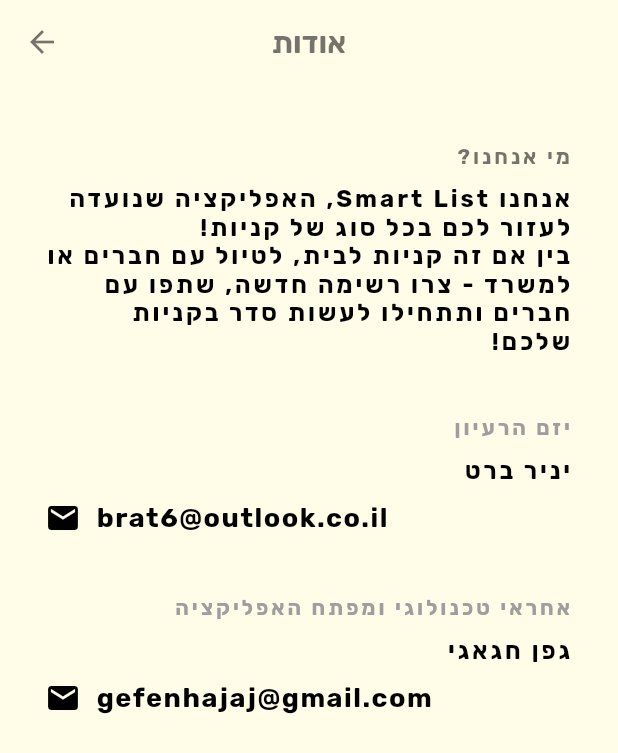
After one commit to GefenHajaj/SmartList, a Flutter app: the InfoPage screen opened directly, on a phone screen of 412 x 824 dp. The commit adds this screen. Shown: the top 753 px of the screen. Run offline on Flutter 3.47's test engine with Material 2 defaults, Android fonts, the phone set to English and light mode, and no system bars; missing offline and left inert: social_share; accounts and stored records are empty.

Commit message:
added info page

```diff
--- /dev/null
+++ b/smart_list_app/lib/info_page.dart
@@ -0,0 +1,148 @@
+import 'package:flutter/cupertino.dart';
+import 'package:flutter/material.dart';
+import 'package:smart_list_app/classes.dart';
+import 'package:smart_list_app/api.dart';
+import 'package:smart_list_app/join_list.dart';
+import 'package:smart_list_app/list_page.dart';
+import 'package:smart_list_app/create_list.dart';
+import 'package:social_share/social_share.dart';
+
+class InfoPage extends StatefulWidget {
+  @override
+  _InfoPageState createState() => _InfoPageState();
+}
+
+class _InfoPageState extends State<InfoPage> {
+  Widget _getBody() {
+    return SafeArea(
+        child: SingleChildScrollView(
+          child: Padding(
+            padding: const EdgeInsets.fromLTRB(30.0, 40.0, 30.0, 0),
+            child: Column(
+              crossAxisAlignment: CrossAxisAlignment.start,
+              textDirection: TextDirection.rtl,
+              children: <Widget>[
+                Text(
+                  'מי אנחנו?',
+                  textDirection: TextDirection.rtl,
+                  style: TextStyle(
+                    color: Colors.black54,
+                    letterSpacing: 2.0,
+                  ),
+                ),
+                SizedBox(height: 10.0),
+                Text(
+                  'אנחנו Smart List, האפליקציה שנועדה לעזור לכם בכל סוג של קניות!\nבין אם זה קניות לבית, לטיול עם חברים או למשרד - צרו רשימה חדשה, שתפו עם חברים ותתחילו לעשות סדר בקניות שלכם!',
+                  style: TextStyle(
+                    color: Colors.black,
+                    fontWeight: FontWeight.bold,
+                    fontSize: 16.0,
+                    letterSpacing: 2.0,
+                  ),
+                  textDirection: TextDirection.rtl,
+                ),
+                SizedBox(height: 40.0),
+                Text(
+                  'יזם הרעיון',
+                  textDirection: TextDirection.rtl,
+                  style: TextStyle(
+                    color: Colors.grey,
+                    letterSpacing: 2.0,
+                  ),
+                ),
+                SizedBox(height: 10.0),
+                Text(
+                  'יניר ברט',
+                  style: TextStyle(
+                    color: Colors.black,
+                    fontWeight: FontWeight.bold,
+                    fontSize: 16.0,
+                    letterSpacing: 2.0,
+                  ),
+                  textDirection: TextDirection.rtl,
+                ),
+                SizedBox(height: 10.0),
+                Row(
+                  children: <Widget>[
+                    Icon(
+                      Icons.email,
+                      color: Colors.black,
+                    ),
+                    SizedBox(width: 10.0),
+                    Text(
+                      'brat6@outlook.co.il',
+                      style: TextStyle(
+                        color: Colors.black,
+                        fontSize: 18.0,
+                        letterSpacing: 1.0,
+                      ),
+                    )
+                  ],
+                ),
+                SizedBox(height: 40.0),
+                Text(
+                  'אחראי טכנולוגי ומפתח האפליקציה',
+                  textDirection: TextDirection.rtl,
+                  style: TextStyle(
+                    color: Colors.grey,
+                    letterSpacing: 2.0,
+                  ),
+                ),
+                SizedBox(height: 10.0),
+                Text(
+                  'גפן חגאגי',
+                  style: TextStyle(
+                    color: Colors.black,
+                    fontWeight: FontWeight.bold,
+                    fontSize: 16.0,
+                    letterSpacing: 2.0,
+                  ),
+                  textDirection: TextDirection.rtl,
+                ),
+                SizedBox(height: 10.0),
+                Row(
+                  children: <Widget>[
+                    Icon(
+                      Icons.email,
+                      color: Colors.black,
+                    ),
+                    SizedBox(width: 10.0),
+                    Text(
+                      'gefenhajaj@gmail.com',
+                      style: TextStyle(
+                        color: Colors.black,
+                        fontSize: 18.0,
+                        letterSpacing: 1.0,
+                      ),
+                    )
+                  ],
+                ),
+              ],
+            ),
+          ),
+        ));
+  }
+
+  @override
+  Widget build(BuildContext context) {
+    return Scaffold(
+      appBar: AppBar(
+        backgroundColor: Colors.transparent,
+        elevation: 0.0,
+        iconTheme: IconThemeData(
+          color: Colors.black54, //change your color here
+        ),
+        title: Text(
+          "אודות",
+          textDirection: TextDirection.rtl,
+          style: TextStyle(
+            color: Colors.black54,
+            fontWeight: FontWeight.bold,
+          ),
+        ),
+        centerTitle: true,
+      ),
+      body: _getBody(),
+    );
+  }
+}
--- a/smart_list_app/lib/lists_page.dart
+++ b/smart_list_app/lib/lists_page.dart
@@ -1,3 +1,4 @@
+import 'package:flutter/cupertino.dart';
 import 'package:flutter/material.dart';
 import 'package:smart_list_app/classes.dart';
 import 'package:smart_list_app/api.dart';
@@ -5,6 +6,7 @@
 import 'package:smart_list_app/list_page.dart';
 import 'package:smart_list_app/create_list.dart';
 import 'package:social_share/social_share.dart';
+import 'package:smart_list_app/info_page.dart';
 
 
 class ListsPage extends StatefulWidget {
@@ -63,6 +65,14 @@
     Navigator.of(context).push(MaterialPageRoute<Null>(
         builder: (BuildContext context) {
           return JoinListPage(user: currentUser);
+        }));
+  }
+
+  /// Go to info page
+  void _goToInfoPage() {
+    Navigator.of(context).push(MaterialPageRoute<Null>(
+        builder: (BuildContext context) {
+          return InfoPage();
         }));
   }
 
@@ -294,9 +304,30 @@
 
   }
 
+  Widget _getButton() {
+    return GestureDetector(
+        onTapDown: _storePosition,
+        child: IconButton(
+          icon: Icon(Icons.info_outline, color: Colors.black54,),
+          onPressed: () { _goToInfoPage(); },
+        )
+    );
+  }
+
   @override
   Widget build(BuildContext context) {
     return Scaffold(
+      appBar: PreferredSize(
+        preferredSize: Size.fromHeight(40.0),
+        child: AppBar(
+          backgroundColor: Colors.transparent,
+          leading: Container(),
+          elevation: 0.0,
+          actions: [
+            _getButton()
+          ],
+        ),
+      ),
       body: Container(
         child: SafeArea(
           child: getBody(),
```
